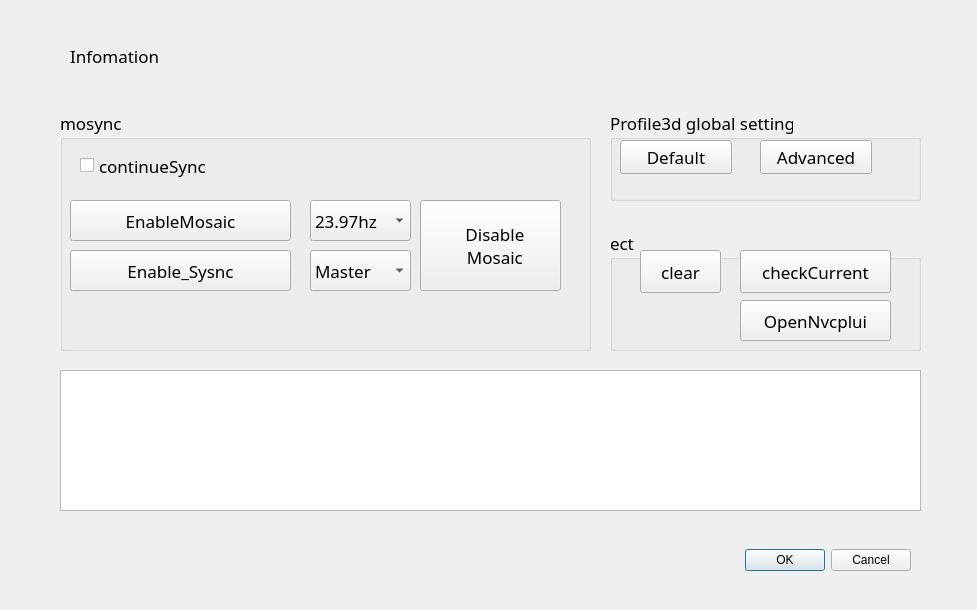
The window that test.ui (thissak/QtMosaic) describes before a commit, drawn with Qt 5.
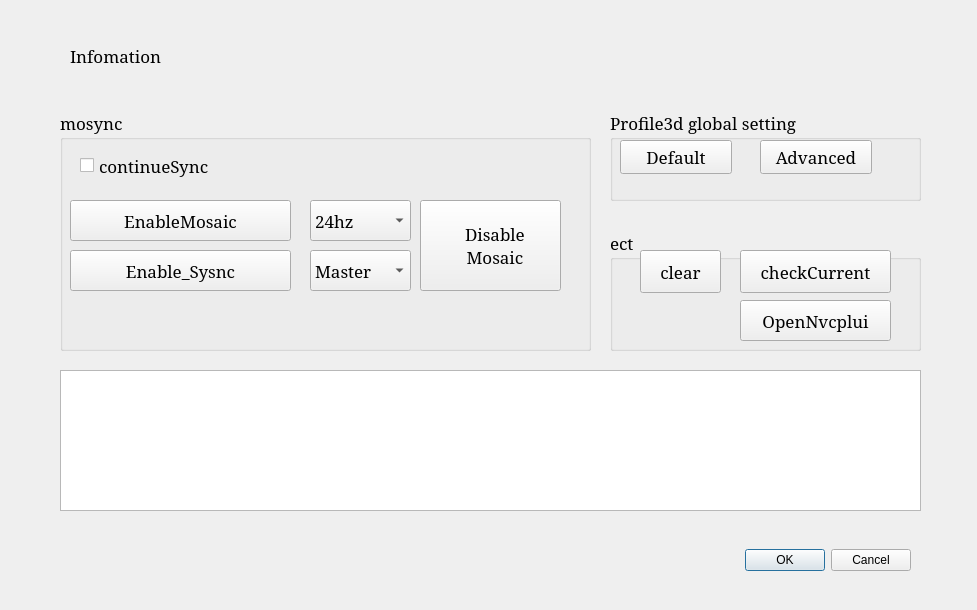
The same window after the commit. Icons and pictures are not drawn.

Commit message: change @style font constantina

Diff of the .ui file:
```diff
--- a/test.ui
+++ b/test.ui
@@ -24,7 +24,7 @@
   </property>
   <property name="font">
    <font>
-    <family>Bell MT</family>
+    <family>Constantia</family>
     <pointsize>13</pointsize>
     <weight>50</weight>
     <italic>false</italic>
@@ -79,7 +79,7 @@
    </property>
    <property name="font">
     <font>
-     <family>Bell MT</family>
+     <family>Constantia</family>
      <pointsize>13</pointsize>
      <weight>50</weight>
      <italic>false</italic>
@@ -120,7 +120,7 @@
    </property>
    <property name="font">
     <font>
-     <family>Bell MT</family>
+     <family>Constantia</family>
      <pointsize>13</pointsize>
      <weight>50</weight>
      <italic>false</italic>
@@ -141,7 +141,7 @@
     </property>
     <property name="font">
      <font>
-      <family>Bell MT</family>
+      <family>Constantia</family>
       <pointsize>13</pointsize>
       <weight>50</weight>
       <italic>false</italic>
@@ -174,7 +174,7 @@
     </property>
     <property name="font">
      <font>
-      <family>Bell MT</family>
+      <family>Constantia</family>
       <pointsize>13</pointsize>
       <weight>50</weight>
       <italic>false</italic>
@@ -202,7 +202,7 @@
     </property>
     <property name="font">
      <font>
-      <family>Bell MT</family>
+      <family>Constantia</family>
       <pointsize>13</pointsize>
       <weight>50</weight>
       <italic>false</italic>
@@ -234,7 +234,7 @@
     </property>
     <property name="font">
      <font>
-      <family>Bell MT</family>
+      <family>Constantia</family>
       <pointsize>13</pointsize>
       <weight>50</weight>
       <italic>false</italic>
@@ -266,7 +266,7 @@
     </property>
     <property name="font">
      <font>
-      <family>Bell MT</family>
+      <family>Constantia</family>
       <pointsize>13</pointsize>
       <weight>50</weight>
       <italic>false</italic>
@@ -295,18 +295,13 @@
     </property>
     <property name="font">
      <font>
-      <family>Bell MT</family>
+      <family>Constantia</family>
       <pointsize>13</pointsize>
       <weight>50</weight>
       <italic>false</italic>
       <bold>false</bold>
      </font>
     </property>
-    <item>
-     <property name="text">
-      <string>23.97hz</string>
-     </property>
-    </item>
     <item>
      <property name="text">
       <string>24hz</string>
@@ -352,7 +347,7 @@
     </property>
     <property name="font">
      <font>
-      <family>Bell MT</family>
+      <family>Constantia</family>
       <pointsize>13</pointsize>
       <weight>50</weight>
       <italic>false</italic>
@@ -381,7 +376,7 @@
     </property>
     <property name="font">
      <font>
-      <family>Bell MT</family>
+      <family>Constantia</family>
       <pointsize>13</pointsize>
       <weight>50</weight>
       <italic>false</italic>
@@ -423,7 +418,7 @@
     </property>
     <property name="font">
      <font>
-      <family>Bell MT</family>
+      <family>Constantia</family>
       <pointsize>13</pointsize>
       <weight>50</weight>
       <italic>false</italic>
@@ -464,7 +459,7 @@
     </property>
     <property name="font">
      <font>
-      <family>Bell MT</family>
+      <family>Constantia</family>
       <pointsize>13</pointsize>
       <weight>50</weight>
       <italic>false</italic>
@@ -505,7 +500,7 @@
     </property>
     <property name="font">
      <font>
-      <family>Bell MT</family>
+      <family>Constantia</family>
       <pointsize>13</pointsize>
       <weight>50</weight>
       <italic>false</italic>
```
Left out of the diff: 7 changed lines with no effect on the pictures.
